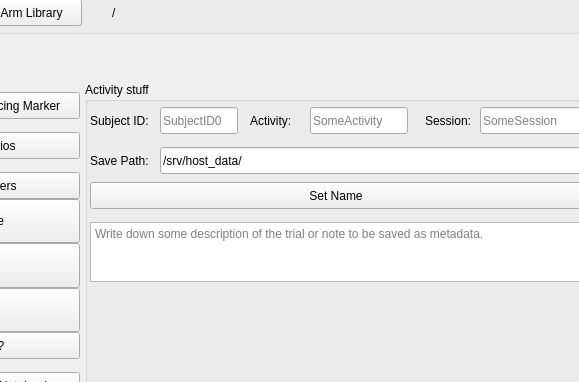
The window that acquisition_state_machines/rqt_acquisition/resource/VioPlugin.ui (fbkl/rbm_vis_ws) describes before a commit, drawn with Qt 5; both pictures show x 125 to 704 and y 268 to 650 of the 704 by 650 pixel window.
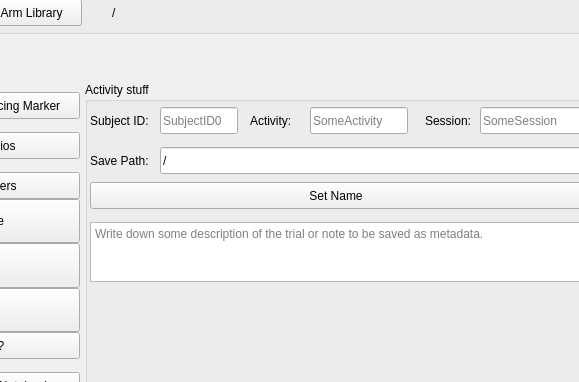
The same window after the commit.

Commit message: default model should be what is set from params

Patch:
```diff
--- a/acquisition_state_machines/rqt_acquisition/resource/VioPlugin.ui
+++ b/acquisition_state_machines/rqt_acquisition/resource/VioPlugin.ui
@@ -369,7 +369,7 @@
 					<bool>false</bool>
 				</property>
 				<property name="text">
-					<string>/srv/host_data/</string>
+					<string>/</string>
 				</property>
 			</widget>
 			<widget class="QPushButton" name="do_set_name_button">
```
The commit also changes 1 other file.
